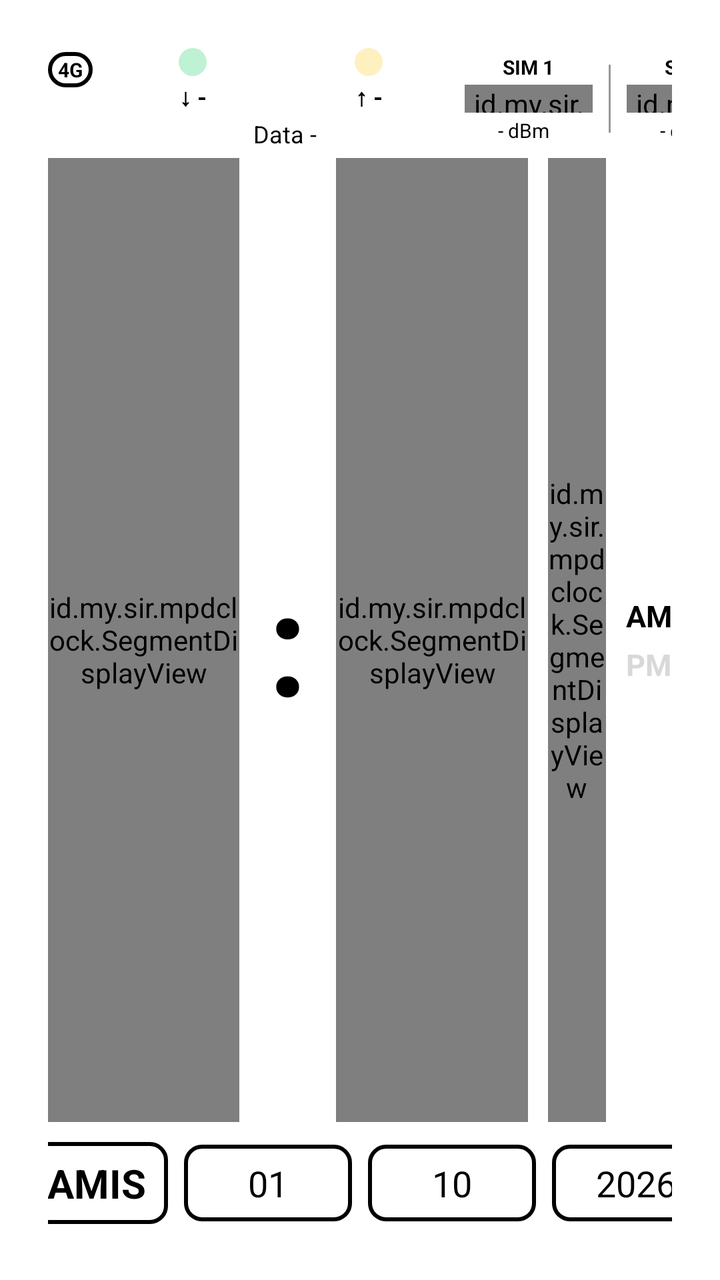
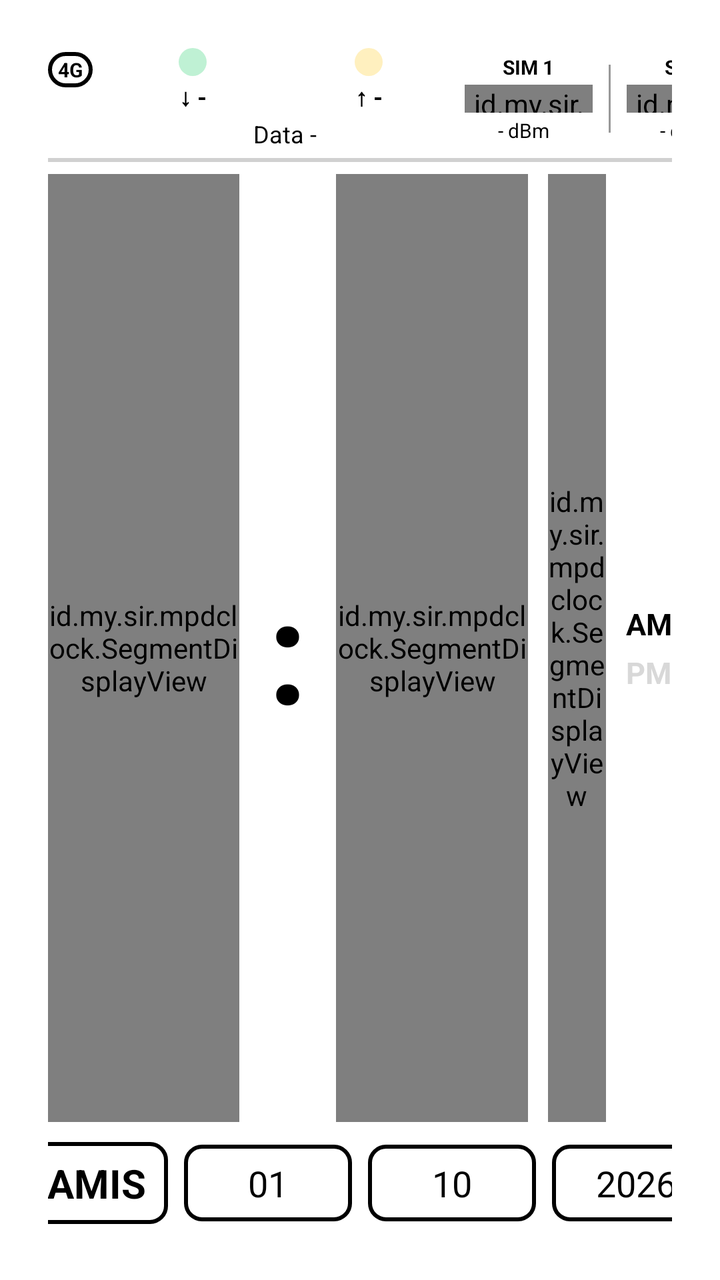

Compare the two renders of this Android layout. The source of the first and the diff that turns it into the second are given below.
<!-- AndroidManifest.xml: application theme Theme.JamDigital -->
<!-- res/layout/activity_main.xml -->
<?xml version="1.0" encoding="utf-8"?>
<FrameLayout xmlns:android="http://schemas.android.com/apk/res/android"
    android:id="@+id/rootFrame"
    android:layout_width="match_parent"
    android:layout_height="match_parent"
    android:background="@android:color/white"
    android:keepScreenOn="true">

    <LinearLayout
        android:id="@+id/contentBox"
        android:layout_width="match_parent"
        android:layout_height="match_parent"
        android:gravity="center"
        android:orientation="vertical"
        android:padding="24dp">

        
        <LinearLayout
            android:layout_width="match_parent"
            android:layout_height="wrap_content"
            android:gravity="center_vertical"
            android:orientation="horizontal">

            
            <TextView
                android:id="@+id/netBadge"
                android:layout_width="wrap_content"
                android:layout_height="wrap_content"
                android:layout_gravity="top"
                android:layout_marginTop="2dp"
                android:background="@drawable/badge_outline"
                android:paddingHorizontal="5dp"
                android:paddingVertical="2dp"
                android:text="4G"
                android:textColor="@android:color/black"
                android:textSize="10sp"
                android:textStyle="bold" />

            
            <LinearLayout
                android:layout_width="180dp"
                android:layout_height="wrap_content"
                android:layout_marginStart="6dp"
                android:orientation="vertical">

                <LinearLayout
                    android:layout_width="180dp"
                    android:layout_height="wrap_content"
                    android:gravity="center_vertical"
                    android:orientation="horizontal">

                    <LinearLayout
                        android:layout_width="88dp"
                        android:layout_height="wrap_content"
                        android:gravity="center_horizontal"
                        android:orientation="vertical">

                        <View
                            android:id="@+id/ledDown"
                            android:layout_width="14dp"
                            android:layout_height="14dp"
                            android:alpha="0.25"
                            android:background="@drawable/led_green" />

                        <TextView
                            android:id="@+id/dlSpeed"
                            android:layout_width="88dp"
                            android:layout_height="wrap_content"
                            android:layout_marginTop="2dp"
                            android:gravity="center"
                            android:maxLines="1"
                            android:text="↓ -"
                            android:textColor="@android:color/black"
                            android:textSize="12sp"
                            android:textStyle="bold" />
                    </LinearLayout>

                    <LinearLayout
                        android:layout_width="88dp"
                        android:layout_height="wrap_content"
                        android:gravity="center_horizontal"
                        android:orientation="vertical">

                        <View
                            android:id="@+id/ledUp"
                            android:layout_width="14dp"
                            android:layout_height="14dp"
                            android:alpha="0.25"
                            android:background="@drawable/led_yellow" />

                        <TextView
                            android:id="@+id/ulSpeed"
                            android:layout_width="88dp"
                            android:layout_height="wrap_content"
                            android:layout_marginTop="2dp"
                            android:gravity="center"
                            android:maxLines="1"
                            android:text="↑ -"
                            android:textColor="@android:color/black"
                            android:textSize="12sp"
                            android:textStyle="bold" />
                    </LinearLayout>
                </LinearLayout>

                <TextView
                    android:id="@+id/dataUsageText"
                    android:layout_width="180dp"
                    android:layout_height="wrap_content"
                    android:layout_marginTop="2dp"
                    android:gravity="center_horizontal"
                    android:maxLines="1"
                    android:text="Data -"
                    android:textColor="@android:color/black"
                    android:textSize="12sp" />
            </LinearLayout>

            <View
                android:layout_width="0dp"
                android:layout_height="1dp"
                android:layout_weight="1" />

            
            <LinearLayout
                android:layout_width="wrap_content"
                android:layout_height="wrap_content"
                android:gravity="center_vertical"
                android:orientation="horizontal">

                <LinearLayout
                    android:layout_width="wrap_content"
                    android:layout_height="wrap_content"
                    android:gravity="center_horizontal"
                    android:orientation="vertical">

                    <TextView
                        android:id="@+id/sim1Label"
                        android:layout_width="wrap_content"
                        android:layout_height="wrap_content"
                        android:text="SIM 1"
                        android:textColor="@android:color/black"
                        android:textSize="10sp"
                        android:textStyle="bold" />

                    <id.my.sir.mpdclock.SignalBarsView
                        android:id="@+id/sim1Bars"
                        android:layout_width="64dp"
                        android:layout_height="14dp"
                        android:layout_marginTop="2dp" />

                    <LinearLayout
                        android:layout_width="wrap_content"
                        android:layout_height="wrap_content"
                        android:layout_marginTop="2dp"
                        android:gravity="center"
                        android:orientation="horizontal">

                        <TextView
                            android:id="@+id/sim1Dbm"
                            android:layout_width="wrap_content"
                            android:layout_height="wrap_content"
                            android:text="- dBm"
                            android:textColor="@android:color/black"
                            android:textSize="10sp" />

                        <TextView
                            android:id="@+id/sim1Band"
                            android:layout_width="wrap_content"
                            android:layout_height="wrap_content"
                            android:layout_marginStart="5dp"
                            android:text=""
                            android:textColor="@android:color/black"
                            android:textSize="10sp" />
                    </LinearLayout>
                </LinearLayout>

                <View
                    android:layout_width="1dp"
                    android:layout_height="34dp"
                    android:layout_marginHorizontal="8dp"
                    android:background="#999999" />

                <LinearLayout
                    android:layout_width="wrap_content"
                    android:layout_height="wrap_content"
                    android:gravity="center_horizontal"
                    android:orientation="vertical">

                    <TextView
                        android:id="@+id/sim2Label"
                        android:layout_width="wrap_content"
                        android:layout_height="wrap_content"
                        android:text="SIM 2"
                        android:textColor="@android:color/black"
                        android:textSize="10sp"
                        android:textStyle="bold" />

                    <id.my.sir.mpdclock.SignalBarsView
                        android:id="@+id/sim2Bars"
                        android:layout_width="64dp"
                        android:layout_height="14dp"
                        android:layout_marginTop="2dp" />

                    <LinearLayout
                        android:layout_width="wrap_content"
                        android:layout_height="wrap_content"
                        android:layout_marginTop="2dp"
                        android:gravity="center"
                        android:orientation="horizontal">

                        <TextView
                            android:id="@+id/sim2Dbm"
                            android:layout_width="wrap_content"
                            android:layout_height="wrap_content"
                            android:text="- dBm"
                            android:textColor="@android:color/black"
                            android:textSize="10sp" />

                        <TextView
                            android:id="@+id/sim2Band"
                            android:layout_width="wrap_content"
                            android:layout_height="wrap_content"
                            android:layout_marginStart="5dp"
                            android:text=""
                            android:textColor="@android:color/black"
                            android:textSize="10sp" />
                    </LinearLayout>
                </LinearLayout>

                <View
                    android:layout_width="1dp"
                    android:layout_height="34dp"
                    android:layout_marginHorizontal="8dp"
                    android:background="#999999" />

                <LinearLayout
                    android:layout_width="wrap_content"
                    android:layout_height="wrap_content"
                    android:gravity="center_horizontal"
                    android:orientation="vertical">

                    <TextView
                        android:id="@+id/tempText"
                        android:layout_width="wrap_content"
                        android:layout_height="wrap_content"
                        android:background="@drawable/badge_outline"
                        android:paddingHorizontal="8dp"
                        android:paddingVertical="3dp"
                        android:text="--°C"
                        android:textColor="@android:color/black"
                        android:textSize="12sp"
                        android:textStyle="bold" />

                
                </LinearLayout>

            </LinearLayout>
        </LinearLayout>

        
        <LinearLayout
            android:id="@+id/clockBox"
            android:layout_width="match_parent"
            android:layout_height="0dp"
            android:layout_marginTop="4dp"
            android:layout_weight="1"
            android:gravity="center"
            android:orientation="horizontal">

            <LinearLayout
                android:layout_width="0dp"
                android:layout_height="match_parent"
                android:layout_weight="1"
                android:gravity="center_horizontal"
                android:orientation="vertical">

                <id.my.sir.mpdclock.SegmentDisplayView
                    android:id="@+id/hourView"
                    android:layout_width="match_parent"
                    android:layout_height="0dp"
                    android:layout_weight="1" />

                
            </LinearLayout>

            <LinearLayout
                android:layout_width="wrap_content"
                android:layout_height="match_parent"
                android:layout_marginStart="14dp"
                android:layout_marginEnd="14dp"
                android:gravity="center"
                android:orientation="vertical">

                <TextView
                    android:id="@+id/colonView"
                    android:layout_width="wrap_content"
                    android:layout_height="0dp"
                    android:layout_weight="1"
                    android:gravity="center"
                    android:text=":"
                    android:textColor="@android:color/black"
                    android:textSize="72sp"
                    android:textStyle="bold" />
            </LinearLayout>

            <LinearLayout
                android:layout_width="0dp"
                android:layout_height="match_parent"
                android:layout_weight="1"
                android:gravity="center_horizontal"
                android:orientation="vertical">

                <id.my.sir.mpdclock.SegmentDisplayView
                    android:id="@+id/minView"
                    android:layout_width="match_parent"
                    android:layout_height="0dp"
                    android:layout_weight="1" />

                
            </LinearLayout>

            <LinearLayout
                android:layout_width="0dp"
                android:layout_height="match_parent"
                android:layout_marginStart="10dp"
                android:layout_weight="0.3"
                android:gravity="center_horizontal"
                android:orientation="vertical">

                <id.my.sir.mpdclock.SegmentDisplayView
                    android:id="@+id/secView"
                    android:layout_width="match_parent"
                    android:layout_height="0dp"
                    android:layout_weight="1" />

                
            </LinearLayout>

            <LinearLayout
                android:layout_width="wrap_content"
                android:layout_height="wrap_content"
                android:layout_marginStart="10dp"
                android:gravity="center"
                android:orientation="vertical">

                <TextView
                    android:id="@+id/amText"
                    android:layout_width="wrap_content"
                    android:layout_height="wrap_content"
                    android:text="AM"
                    android:textColor="@android:color/black"
                    android:textSize="15sp"
                    android:textStyle="bold" />

                <TextView
                    android:id="@+id/pmText"
                    android:layout_width="wrap_content"
                    android:layout_height="wrap_content"
                    android:layout_marginTop="4dp"
                    android:text="PM"
                    android:textColor="#D8D8D8"
                    android:textSize="15sp"
                    android:textStyle="bold" />
            </LinearLayout>
        </LinearLayout>

        
        <LinearLayout
            android:layout_width="match_parent"
            android:layout_height="wrap_content"
            android:layout_marginTop="6dp"
            android:gravity="center"
            android:orientation="horizontal">

            <LinearLayout
                android:layout_width="84dp"
                android:layout_height="wrap_content"
                android:layout_margin="4dp"
                android:background="@drawable/box_outline"
                android:gravity="center_horizontal"

                android:orientation="vertical"
                android:padding="7dp">

                <TextView
                    android:id="@+id/dayNameText"
                    android:layout_width="wrap_content"
                    android:layout_height="wrap_content"
                    android:gravity="center"
                    android:text="KAMIS"
                    android:textColor="@android:color/black"
                    android:textSize="20sp"
                    android:textStyle="bold" />

                    
            </LinearLayout>

            <LinearLayout
                android:layout_width="84dp"
                android:layout_height="wrap_content"
                android:layout_margin="4dp"
                android:background="@drawable/box_outline"
                android:gravity="center_horizontal"

                android:orientation="vertical"
                android:padding="7dp">

                <TextView
                    android:id="@+id/dateDayText"
                    android:layout_width="wrap_content"
                    android:layout_height="wrap_content"
                    android:fontFamily="@font/dseg7classic_regular"
                    android:gravity="center"
                    android:text="01"
                    android:textColor="@android:color/black"
                    android:textSize="18sp" />

                    
            </LinearLayout>

            <LinearLayout
                android:layout_width="84dp"
                android:layout_height="wrap_content"
                android:layout_margin="4dp"
                android:background="@drawable/box_outline"
                android:gravity="center_horizontal"

                android:orientation="vertical"
                android:padding="7dp">

                <TextView
                    android:id="@+id/dateMonthText"
                    android:layout_width="wrap_content"
                    android:layout_height="wrap_content"
                    android:fontFamily="@font/dseg7classic_regular"
                    android:gravity="center"
                    android:text="10"
                    android:textColor="@android:color/black"
                    android:textSize="18sp" />

                    
            </LinearLayout>

            <LinearLayout
                android:layout_width="84dp"
                android:layout_height="wrap_content"
                android:layout_margin="4dp"
                android:background="@drawable/box_outline"
                android:gravity="center_horizontal"

                android:orientation="vertical"
                android:padding="7dp">

                <TextView
                    android:id="@+id/dateYearText"
                    android:layout_width="wrap_content"
                    android:layout_height="wrap_content"
                    android:fontFamily="@font/dseg7classic_regular"
                    android:gravity="center"
                    android:text="2026"
                    android:textColor="@android:color/black"
                    android:textSize="18sp" />

                    
            </LinearLayout>
        </LinearLayout>
    </LinearLayout>
</FrameLayout>
<!-- resources referenced by this layout -->
<resources>
  <!-- drawable badge_outline (drawable) -->
  <?xml version="1.0" encoding="utf-8"?>
  <shape xmlns:android="http://schemas.android.com/apk/res/android"
      android:shape="rectangle">
      <solid android:color="@android:color/white" />
      <stroke android:width="2dp" android:color="@android:color/black" />
      <corners android:radius="8dp" />
  </shape>
  <!-- drawable box_outline (drawable) -->
  <?xml version="1.0" encoding="utf-8"?>
  <shape xmlns:android="http://schemas.android.com/apk/res/android"
      android:shape="rectangle">
      <solid android:color="@android:color/white" />
      <stroke
          android:width="2dp"
          android:color="@android:color/black" />
      <corners android:radius="8dp" />
  </shape>
  <!-- drawable led_green (drawable) -->
  <?xml version="1.0" encoding="utf-8"?>
  <shape xmlns:android="http://schemas.android.com/apk/res/android"
      android:shape="oval">
      <solid android:color="#00C853" />
      <size
          android:width="14dp"
          android:height="14dp" />
  </shape>
  <!-- drawable led_yellow (drawable) -->
  <?xml version="1.0" encoding="utf-8"?>
  <shape xmlns:android="http://schemas.android.com/apk/res/android"
      android:shape="oval">
      <solid android:color="#FFC400" />
      <size
          android:width="14dp"
          android:height="14dp" />
  </shape>
  <style name="Theme.JamDigital" parent="android:Theme.Material.Light.NoActionBar">
          <item name="android:windowBackground">@android:color/white</item>
          
          <item name="android:windowFullscreen">true</item>
          <item name="android:windowNoTitle">true</item>
          <item name="android:windowContentOverlay">@null</item>
          <item name="android:statusBarColor">@android:color/transparent</item>
          <item name="android:navigationBarColor">@android:color/transparent</item>
      </style>
</resources>

<!-- the commit's change to res/layout/activity_main.xml (unified diff, before → after) -->
@@ -257,6 +257,14 @@
         </LinearLayout>
 
         
+        <View
+            android:layout_width="match_parent"
+            android:layout_height="2dp"
+            android:layout_marginTop="4dp"
+            android:layout_marginBottom="2dp"
+            android:background="#D0D0D0" />
+
+        
         <LinearLayout
             android:id="@+id/clockBox"
             android:layout_width="match_parent"
